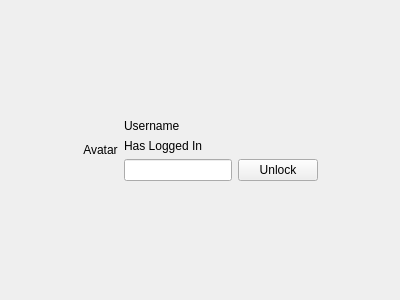
This is mainwindow.ui in ukui/ukui-screensaver as Qt 5 draws it before an edit. The edited form follows.
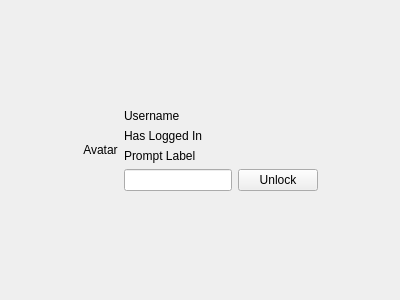
This is the edited form.

```diff
--- a/mainwindow.ui
+++ b/mainwindow.ui
@@ -100,6 +100,13 @@
            </property>
           </widget>
          </item>
+         <item>
+          <widget class="QLabel" name="lblPrompt">
+           <property name="text">
+            <string>Prompt Label</string>
+           </property>
+          </widget>
+         </item>
          <item>
           <layout class="QHBoxLayout" name="hLayoutPWD">
            <item>
```
